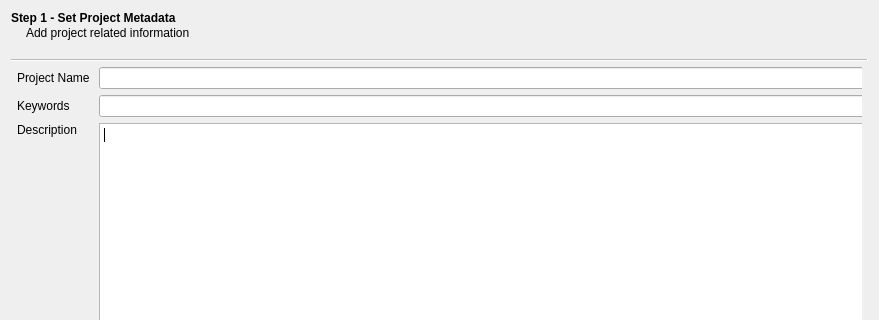
Old version of the form gui/personProjectWizard.ui in the repository ilektrojohn/creepy; both pictures show x 0 to 879 and y 0 to 320 of the 879 by 658 pixel window.
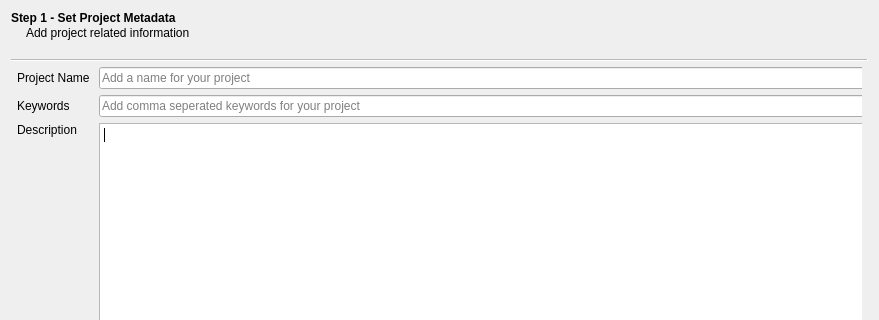
New version of the form.

Commit message: Started implementation of project data persistence using shelve.

```diff
--- a/gui/personProjectWizard.ui
+++ b/gui/personProjectWizard.ui
@@ -53,7 +53,11 @@
       </spacer>
      </item>
      <item row="0" column="1">
-      <widget class="QLineEdit" name="personProjectNameValue"/>
+      <widget class="QLineEdit" name="personProjectNameValue">
+       <property name="placeholderText">
+        <string>Add a name for your project</string>
+       </property>
+      </widget>
      </item>
      <item row="0" column="0">
       <widget class="QLabel" name="personProjectNameLabel">
@@ -66,7 +70,11 @@
       </widget>
      </item>
      <item row="1" column="1">
-      <widget class="QLineEdit" name="personProjectKeywordsValue"/>
+      <widget class="QLineEdit" name="personProjectKeywordsValue">
+       <property name="placeholderText">
+        <string>Add comma seperated keywords for your project</string>
+       </property>
+      </widget>
      </item>
      <item row="2" column="0">
       <widget class="QLabel" name="personProjectDescriptionLabel">
```
Left out of the diff: 10 changed lines with no effect on the pictures. The commit also changes 1 other file.
